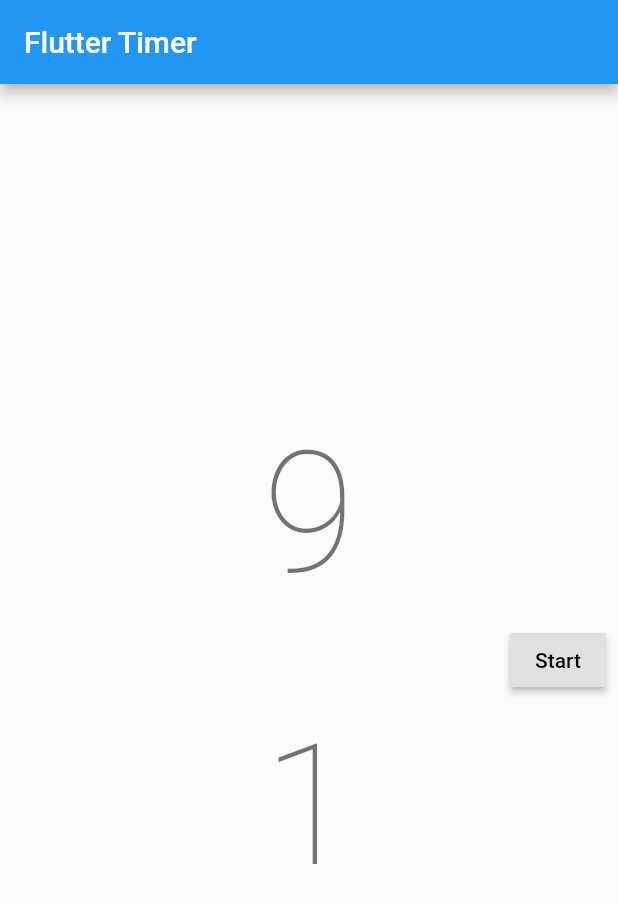
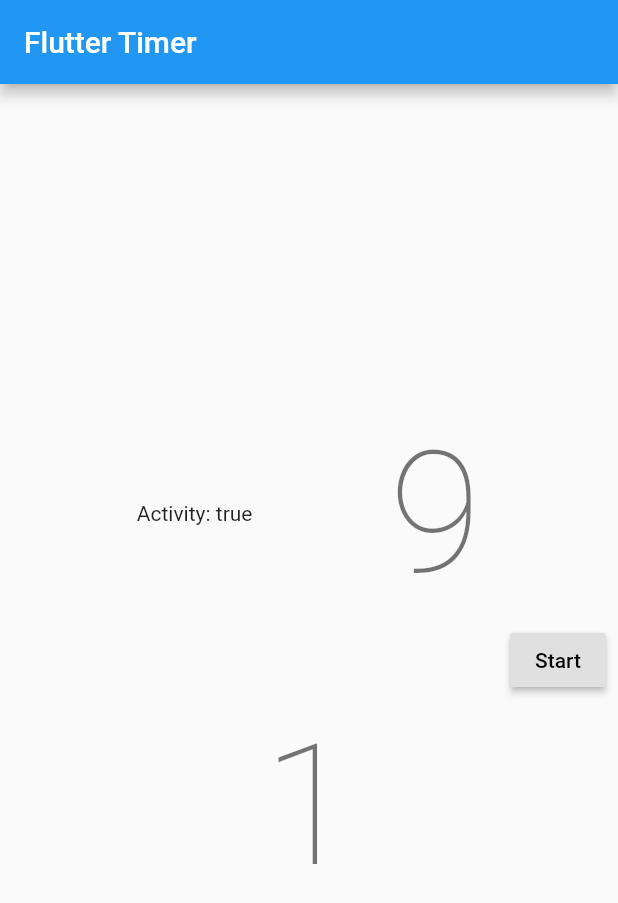
Before and after one commit to pmpuro/itimer, a Flutter app: the screen it shows after launch, after a tap on "Start", on a phone screen of 412 x 824 dp. Shown: the top 903 px of the screen. Run offline on Flutter 3.47's test engine with Material 2 defaults, Android fonts, the phone set to English and light mode, and no system bars.

Commit message:
Activity indicator and RemainingTimeWidget build by StreamBuilder.

```diff
--- a/lib/logic.dart
+++ b/lib/logic.dart
@@ -18,7 +18,9 @@
     _streamController.addStream(_timer.output());
   }
 
-  Stream<bool> get timerIsActive => _timer.active();
+  Stream<bool> timerIsActive() {
+    return _timer.active();
+  }
 }
 
 class ActivityLogic extends Logic {
--- a/lib/my_home_page.dart
+++ b/lib/my_home_page.dart
@@ -23,16 +23,20 @@
         child: Column(
           mainAxisAlignment: MainAxisAlignment.center,
           children: <Widget>[
-            StreamBuilder(
-                initialData: 0,
-                stream: Provider.of<ActivityLogic>(context).getTimerValues(),
-                builder: (context, snapshot) {
-                  var newValue = 99;
-                  if (snapshot.hasData) {
-                    newValue = snapshot.data;
-                  }
-                  return RemainingTimeWidget(value: newValue);
-                }),
+            Row(
+              mainAxisAlignment: MainAxisAlignment.spaceEvenly,
+              children: <Widget>[
+                StreamBuilder(
+                    initialData: false,
+                    stream: Provider.of<ActivityLogic>(context).timerIsActive(),
+                    builder: _buildActivityIndicator),
+                StreamBuilder(
+                    initialData: 0,
+                    stream:
+                        Provider.of<ActivityLogic>(context).getTimerValues(),
+                    builder: _buildRemainingTimeWidget),
+              ],
+            ),
             ButtonBar(
               children: <Widget>[
                 RaisedButton(
@@ -48,6 +52,24 @@
     );
   }
 
+  Widget _buildRemainingTimeWidget(context, snapshot) {
+    var newValue = 99;
+    if (snapshot.hasData) {
+      newValue = snapshot.data;
+    }
+
+    return RemainingTimeWidget(value: newValue);
+  }
+
+  Widget _buildActivityIndicator(context, snapshot) {
+    var newValue = false;
+    if (snapshot.data) {
+      newValue = snapshot.data;
+    }
+
+    return Text("Activity: $newValue");
+  }
+
   void _startUpdatingRemainingTime(BuildContext context) {
     var logic = Provider.of<ActivityLogic>(context);
     logic.start(10);
--- a/lib/mytimer.dart
+++ b/lib/mytimer.dart
@@ -7,18 +7,20 @@
 
   Stream<int> output() async* {
     while (_duration >= 0) {
-      yield _duration;
-      var f = Future.delayed(Duration(seconds: 1), () {
-        --_duration;
-      });
-      await f;
+      yield _duration--;
+      await Future.delayed(Duration(seconds: 1));
     }
   }
 
   Stream<bool> active() async* {
+    var previousCondition = false;
     while (true) {
+      await Future.delayed(Duration(seconds: 1));
       var timerIsActiveNow = 0 < _duration;
-      yield timerIsActiveNow;
+      if (timerIsActiveNow != previousCondition) {
+        yield timerIsActiveNow;
+        previousCondition = timerIsActiveNow;
+      }
     }
   }
 }
```
